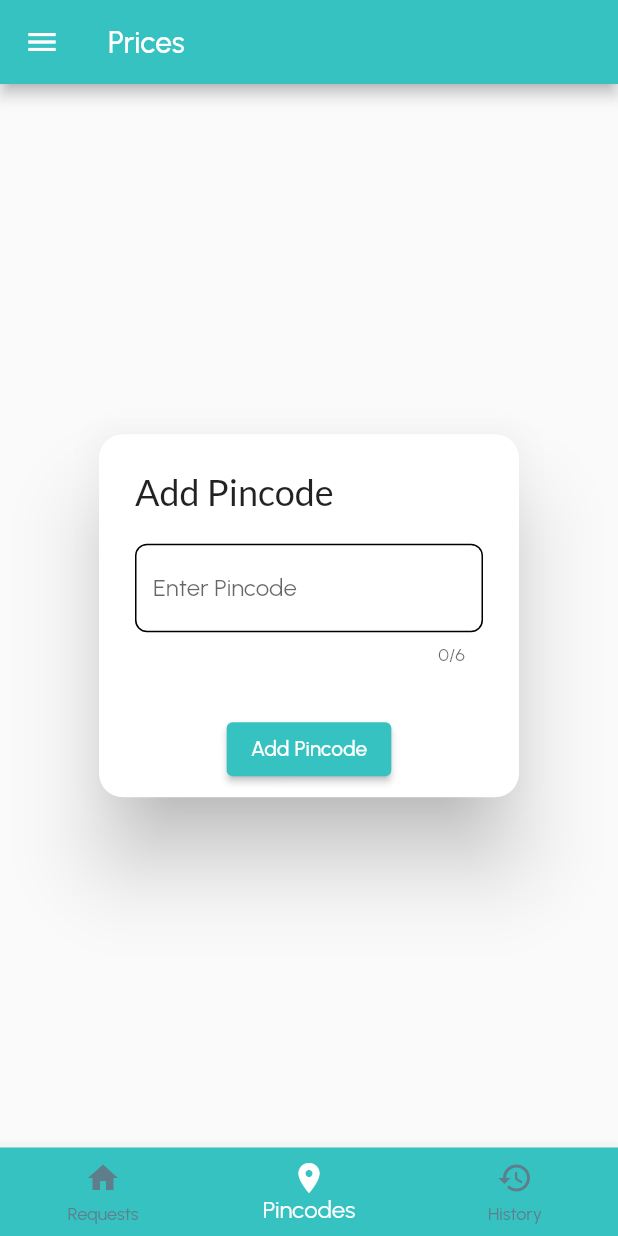
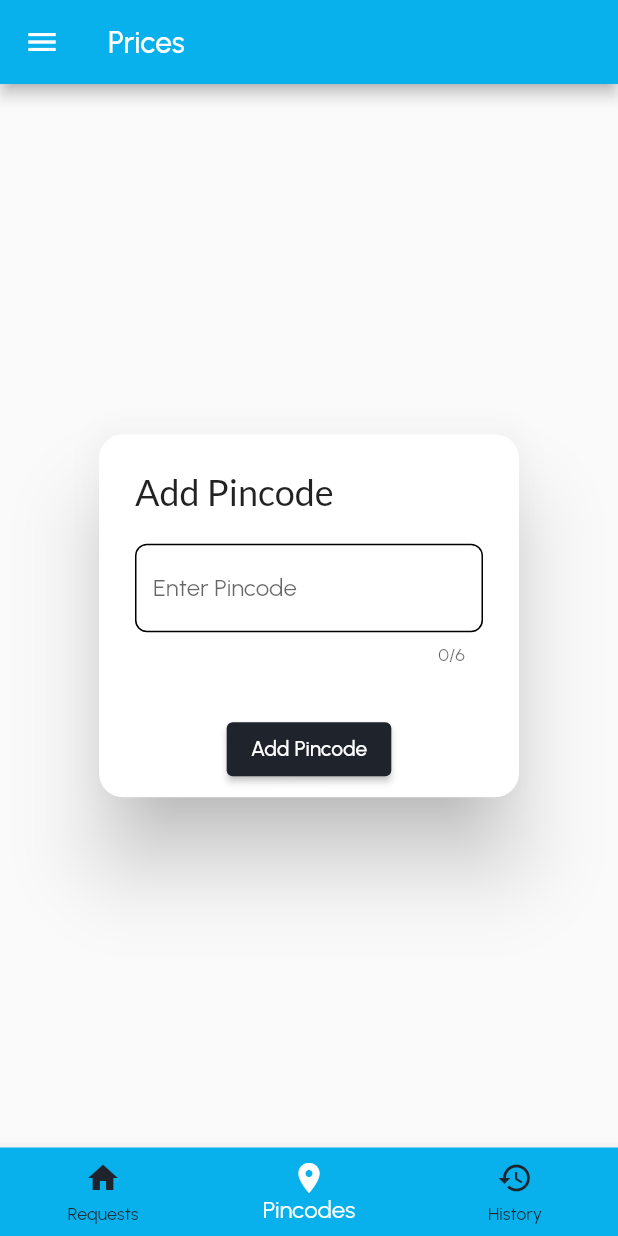
Before and after one commit to arishqureshi27/CashTrash-Admin, a Flutter app: the screen it shows once a user with an empty profile is signed in, item 2 of the bottom bar chosen, on a phone screen of 412 x 824 dp. Run offline on Flutter 3.47's test engine with Material 2 defaults, Android fonts, the phone set to English and light mode, and no system bars; our stand-ins replace cloud_firestore, firebase_auth, firebase_core, google_fonts, google_sign_in; accounts and stored records are empty.

Commit message:
Admin app update

```diff
--- a/lib/screens/dashboard_screens/dashboard.dart
+++ b/lib/screens/dashboard_screens/dashboard.dart
@@ -31,7 +31,7 @@ class _DashboardState extends State<Dashboard> {
   Widget build(BuildContext context) {
     return Scaffold(
       appBar: AppBar(
-        backgroundColor: const Color(0xff35C2C1),
+        backgroundColor: const Color(0xFF09B1EC),
         title: Text(titles[_currentIndex]),
       ),
       drawer: const MyDrawer(),
@@ -40,8 +40,8 @@ class _DashboardState extends State<Dashboard> {
         selectedFontSize: 16,
         iconSize: 24,
         selectedItemColor: Colors.white,
-        unselectedItemColor: Colors.blueGrey,
-        backgroundColor: const Color(0xff35C2C1),
+        unselectedItemColor: Color(0xff1E232C),
+        backgroundColor: const Color(0xFF09B1EC),
         currentIndex: _currentIndex,
         onTap: (index) {
           setState(() {
@@ -53,19 +53,19 @@ class _DashboardState extends State<Dashboard> {
             icon: Icon(Icons.home),
             tooltip: 'Requests',
             label: 'Requests',
-            backgroundColor: Color(0xff35C2C1),
+            backgroundColor: Color(0xFF09B1EC),
           ),
           BottomNavigationBarItem(
             icon: Icon(Icons.location_on),
             tooltip: 'Pincodes',
             label: 'Pincodes',
-            backgroundColor: Color(0xff35C2C1),
+            backgroundColor: Color(0xFF09B1EC),
           ),
           BottomNavigationBarItem(
             icon: Icon(Icons.history),
             tooltip: 'History',
             label: 'History',
-            backgroundColor: Color(0xff35C2C1),
+            backgroundColor: Color(0xFF09B1EC),
           ),
         ],
       ),
--- a/lib/screens/dashboard_screens/pincode_add.dart
+++ b/lib/screens/dashboard_screens/pincode_add.dart
@@ -60,7 +60,7 @@ class _CheckPincodeState extends State<AddPincode> {
       actions: [
         ElevatedButton(
           style: ElevatedButton.styleFrom(
-            backgroundColor: const Color(0xff35C2C1),
+            backgroundColor: const Color(0xff1E232C),
           ),
           onPressed: () {
             if (_controller.text.isEmpty) {
--- a/lib/screens/signup_signin/forgot_password.dart
+++ b/lib/screens/signup_signin/forgot_password.dart
@@ -97,7 +97,7 @@ class _ForgotPasswordState extends State<ForgotPassword> {
                   },
                   child: const Text("  Login",
                       style: TextStyle(
-                        color: Color(0xff35C2C1),
+                        color: Color(0xFF09B1EC),
                         fontSize: 15,
                       )),
                 ),
--- a/lib/screens/signup_signin/login_screen.dart
+++ b/lib/screens/signup_signin/login_screen.dart
@@ -39,7 +39,7 @@ class _LoginScreenState extends State<LoginScreen> {
                   height: 50,
                   width: 50,
                   decoration: BoxDecoration(
-                    border: Border.all(color: Colors.green.shade900, width: 1),
+                    border: Border.all(color: Color(0xff1E232C), width: 1),
                     borderRadius: BorderRadius.circular(10),
                   ),
                   child: IconButton(
@@ -126,7 +126,7 @@ class _LoginScreenState extends State<LoginScreen> {
                     },
                     child: const Text("Register Now",
                         style: TextStyle(
-                          color: Color(0xff35C2C1),
+                          color: Color(0xFF09B1EC),
                           fontSize: 15,
                         )),
                   ),
--- a/lib/screens/signup_signin/signup_screen.dart
+++ b/lib/screens/signup_signin/signup_screen.dart
@@ -55,7 +55,7 @@ class _SignUpScreenState extends State<SignUpScreen> {
                 padding: EdgeInsets.all(10.0),
                 child: Text("Hello Admin!\nRegister to get Started",
                     style: TextStyle(
-                      color: Color(0xff35C2C1),
+                      color: Color(0xFF09B1EC),
                       fontSize: 30,
                       fontWeight: FontWeight.bold,
                     )),
@@ -91,7 +91,7 @@ class _SignUpScreenState extends State<SignUpScreen> {
                     )
                   : CustomizedButton(
                       buttonText: "Register",
-                      buttonColor: const Color(0xff35C2C1),
+                      buttonColor: const Color(0xFF09B1EC),
                       textColor: Colors.white,
                       onPressed: () {
                         signupAuthProvider.signupValidation(
@@ -121,7 +121,7 @@ class _SignUpScreenState extends State<SignUpScreen> {
                     },
                     child: const Text(" Login Now",
                         style: TextStyle(
-                          color: Color(0xff35C2C1),
+                          color: Color(0xFF09B1EC),
                           fontSize: 15,
                         )),
                   ),
```
